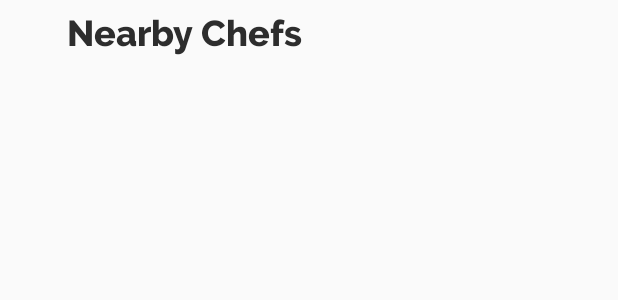
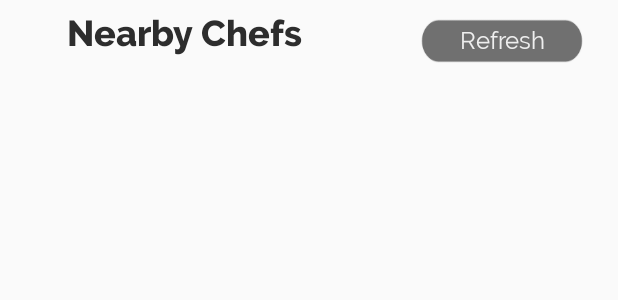
Before and after one commit to abelsantiagocortes/Ratatouille-Dev, an Android app: the layout tab_chefs.xml on its own in the app's theme, with its tools: preview values and no code run, on a phone screen of 412 x 824 dp. Shown: the top 300 px of the screen. Run offline under Robolectric (Android 15) with nearby library versions, the phone set to English and light mode, and no system bars.

Commit message:
Refresh Button Working

```diff
--- a/app/src/main/res/layout/activity_home.xml
+++ b/app/src/main/res/layout/activity_home.xml
@@ -81,4 +81,6 @@
         android:clickable="true"
         app:srcCompat="@drawable/logout" />
 
+
+
 </FrameLayout>
--- a/app/src/main/res/layout/fragment_c_slider.xml
+++ b/app/src/main/res/layout/fragment_c_slider.xml
@@ -62,6 +62,7 @@
             android:textColor="#ffff"
 
             android:textSize="32sp" />
+
     </FrameLayout>
 
 
--- a/app/src/main/res/layout/tab_chefs.xml
+++ b/app/src/main/res/layout/tab_chefs.xml
@@ -76,6 +76,17 @@
         android:text="N"
         android:visibility="gone"/>
 
+    <Button
+        android:id="@+id/button_ref"
+        style="@style/btn_txt_white_background_grey"
+        android:layout_width="108dp"
+        android:layout_height="29dp"
+        android:layout_alignBottom="@+id/textView13"
+        android:layout_alignParentEnd="true"
+        android:layout_marginEnd="23dp"
+        android:layout_marginBottom="-2dp"
+        android:text="Refresh"
+        android:textSize="16dp" />
 
 
 </RelativeLayout>
```
Also changed, not shown: app/src/main/java/com/example/ratatouille/Chefs_tab.java (+23 -7 lines), app/src/main/java/com/example/ratatouille/Home.java (+5 -14 lines).
